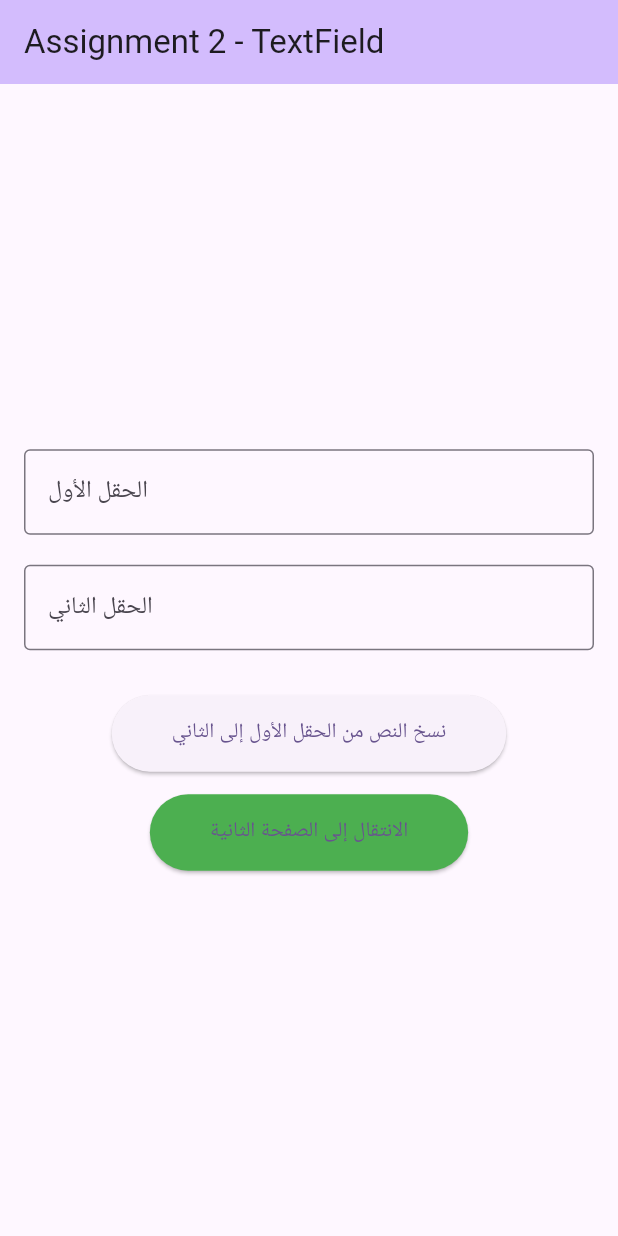
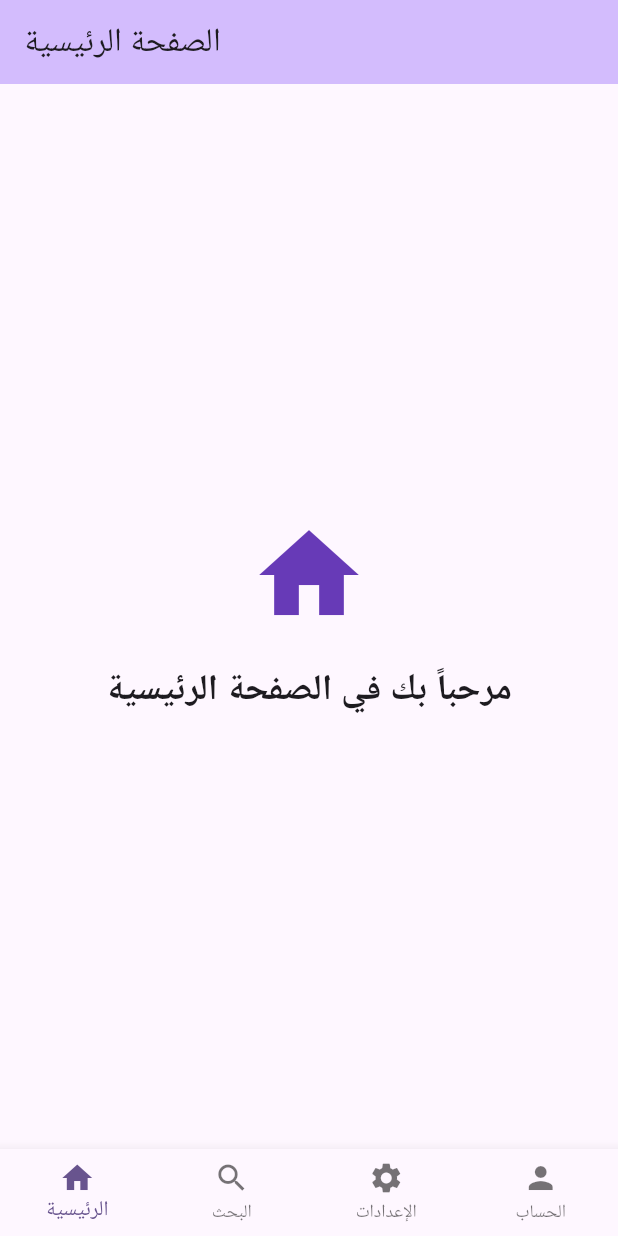
Before and after one commit to salemkode/empty-flutter-app, a Flutter app: the screen it shows after launch, on a phone screen of 412 x 824 dp. Run offline on Flutter 3.47's test engine with Material 3 defaults, Android fonts, the phone set to English and light mode, and no system bars.

Commit message:
Assignment 3: Basic BottomNavigationBar with 4 pages

```diff
--- a/lib/main.dart
+++ b/lib/main.dart
@@ -10,94 +10,87 @@ class MyApp extends StatelessWidget {
   @override
   Widget build(BuildContext context) {
     return MaterialApp(
-      title: 'Assignment 2 - TextField',
+      title: 'Assignment 3 - BottomNavigationBar',
       theme: ThemeData(
         colorScheme: ColorScheme.fromSeed(seedColor: Colors.deepPurple),
         useMaterial3: true,
       ),
-      home: const TextFieldPage(),
+      home: const MainNavigationPage(),
     );
   }
 }
 
-class TextFieldPage extends StatefulWidget {
-  const TextFieldPage({super.key});
+class MainNavigationPage extends StatefulWidget {
+  const MainNavigationPage({super.key});
 
   @override
-  State<TextFieldPage> createState() => _TextFieldPageState();
+  State<MainNavigationPage> createState() => _MainNavigationPageState();
 }
 
-class _TextFieldPageState extends State<TextFieldPage> {
-  final TextEditingController _firstController = TextEditingController();
-  final TextEditingController _secondController = TextEditingController();
+class _MainNavigationPageState extends State<MainNavigationPage> {
+  int _currentIndex = 0;
+
+  final List<Widget> _pages = [
+    const HomePage(),
+    const SearchPage(),
+    const SettingsPage(),
+    const AccountPage(),
+  ];
 
   @override
-  void dispose() {
-    _firstController.dispose();
-    _secondController.dispose();
-    super.dispose();
-  }
-
-  void _copyText() {
+  Widget build(BuildContext context) {
+    return Scaffold(
+      body: _pages[_currentIndex],
+      bottomNavigationBar: BottomNavigationBar(
+        currentIndex: _currentIndex,
+        onTap: (index) {
           setState(() {
-      _secondController.text = _firstController.text;
+            _currentIndex = index;
           });
-  }
-
-  void _navigateToSecondPage() {
-    Navigator.push(
-      context,
-      MaterialPageRoute(
-        builder: (context) => SecondPage(data: _firstController.text),
+        },
+        type: BottomNavigationBarType.fixed,
+        items: const [
+          BottomNavigationBarItem(
+            icon: Icon(Icons.home),
+            label: 'الرئيسية',
+          ),
+          BottomNavigationBarItem(
+            icon: Icon(Icons.search),
+            label: 'البحث',
+          ),
+          BottomNavigationBarItem(
+            icon: Icon(Icons.settings),
+            label: 'الإعدادات',
+          ),
+          BottomNavigationBarItem(
+            icon: Icon(Icons.person),
+            label: 'الحساب',
+          ),
+        ],
       ),
     );
   }
+}
+
+class HomePage extends StatelessWidget {
+  const HomePage({super.key});
 
   @override
   Widget build(BuildContext context) {
     return Scaffold(
       appBar: AppBar(
         backgroundColor: Theme.of(context).colorScheme.inversePrimary,
-        title: const Text('Assignment 2 - TextField'),
+        title: const Text('الصفحة الرئيسية'),
       ),
-      body: Padding(
-        padding: const EdgeInsets.all(16.0),
+      body: const Center(
         child: Column(
           mainAxisAlignment: MainAxisAlignment.center,
           children: [
-            TextField(
-              controller: _firstController,
-              decoration: const InputDecoration(
-                labelText: 'الحقل الأول',
-                hintText: 'أدخل النص هنا',
-                border: OutlineInputBorder(),
-              ),
-            ),
-            const SizedBox(height: 20),
-            TextField(
-              controller: _secondController,
-              decoration: const InputDecoration(
-                labelText: 'الحقل الثاني',
-                hintText: 'سيتم طباعة النص هنا',
-                border: OutlineInputBorder(),
-              ),
-            ),
-            const SizedBox(height: 30),
-            ElevatedButton(
-              onPressed: _copyText,
-              style: ElevatedButton.styleFrom(
-                padding: const EdgeInsets.symmetric(horizontal: 40, vertical: 15),
-              ),
-              child: const Text('نسخ النص من الحقل الأول إلى الثاني'),
-            ),
-            const SizedBox(height: 15),
-            ElevatedButton(
-              onPressed: _navigateToSecondPage,
-              style: ElevatedButton.styleFrom(
-                padding: const EdgeInsets.symmetric(horizontal: 40, vertical: 15),
-                backgroundColor: Colors.green,
-              ),
-              child: const Text('الانتقال إلى الصفحة الثانية'),
+            Icon(Icons.home, size: 80, color: Colors.deepPurple),
+            SizedBox(height: 20),
+            Text(
+              'مرحباً بك في الصفحة الرئيسية',
+              style: TextStyle(fontSize: 24, fontWeight: FontWeight.bold),
             ),
           ],
         ),
@@ -106,42 +99,83 @@ class _TextFieldPageState extends State<TextFieldPage> {
   }
 }
 
-class SecondPage extends StatelessWidget {
-  final String data;
-
-  const SecondPage({super.key, required this.data});
+class SearchPage extends StatelessWidget {
+  const SearchPage({super.key});
 
   @override
   Widget build(BuildContext context) {
     return Scaffold(
       appBar: AppBar(
         backgroundColor: Theme.of(context).colorScheme.inversePrimary,
-        title: const Text('الصفحة الثانية'),
+        title: const Text('صفحة البحث'),
       ),
-      body: Center(
-        child: Padding(
-          padding: const EdgeInsets.all(16.0),
+      body: const Center(
         child: Column(
           mainAxisAlignment: MainAxisAlignment.center,
           children: [
-              const Text(
-                'البيانات المرسلة من الصفحة الأولى:',
-                style: TextStyle(fontSize: 18, fontWeight: FontWeight.bold),
-              ),
-              const SizedBox(height: 20),
+            Icon(Icons.search, size: 80, color: Colors.deepPurple),
+            SizedBox(height: 20),
             Text(
-                data.isEmpty ? 'لا توجد بيانات' : data,
-                style: const TextStyle(fontSize: 24, color: Colors.deepPurple),
-              ),
-              const SizedBox(height: 30),
-              ElevatedButton(
-                onPressed: () => Navigator.pop(context),
-                child: const Text('العودة'),
+              'صفحة البحث',
+              style: TextStyle(fontSize: 24, fontWeight: FontWeight.bold),
             ),
           ],
-          ),
         ),
       ),
     );
   }
 }
+
+class SettingsPage extends StatelessWidget {
+  const SettingsPage({super.key});
+
+  @override
+  Widget build(BuildContext context) {
+    return Scaffold(
+      appBar: AppBar(
+        backgroundColor: Theme.of(context).colorScheme.inversePrimary,
+        title: const Text('صفحة الإعدادات'),
+      ),
+      body: const Center(
+        child: Column(
+          mainAxisAlignment: MainAxisAlignment.center,
+          children: [
+            Icon(Icons.settings, size: 80, color: Colors.deepPurple),
+            SizedBox(height: 20),
+            Text(
+              'صفحة الإعدادات',
+              style: TextStyle(fontSize: 24, fontWeight: FontWeight.bold),
+            ),
+          ],
+        ),
+      ),
+    );
+  }
+}
+
+class AccountPage extends StatelessWidget {
+  const AccountPage({super.key});
+
+  @override
+  Widget build(BuildContext context) {
+    return Scaffold(
+      appBar: AppBar(
+        backgroundColor: Theme.of(context).colorScheme.inversePrimary,
+        title: const Text('صفحة الحساب'),
+      ),
+      body: const Center(
+        child: Column(
+          mainAxisAlignment: MainAxisAlignment.center,
+          children: [
+            Icon(Icons.person, size: 80, color: Colors.deepPurple),
+            SizedBox(height: 20),
+            Text(
+              'صفحة الحساب',
+              style: TextStyle(fontSize: 24, fontWeight: FontWeight.bold),
+            ),
+          ],
+        ),
+      ),
+    );
+  }
+}
```
Lines whose indentation alone changed are shown as unchanged.
